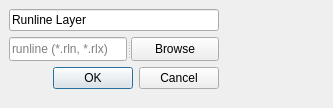
Old version of the form load_runline_dialog_box.ui in the repository danielskaare/isurvey_tools.
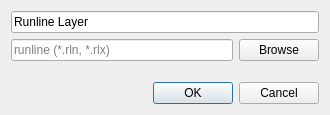
New version of the form. Custom widgets are drawn as their Qt base class.

```diff
--- a/load_runline_dialog_box.ui
+++ b/load_runline_dialog_box.ui
@@ -6,23 +6,19 @@
    <rect>
     <x>0</x>
     <y>0</y>
-    <width>333</width>
-    <height>108</height>
+    <width>330</width>
+    <height>115</height>
    </rect>
   </property>
   <property name="windowTitle">
    <string>Load Runline</string>
   </property>
-  <widget class="QWidget" name="layoutWidget">
-   <property name="geometry">
-    <rect>
-     <x>9</x>
-     <y>9</y>
-     <width>210</width>
-     <height>80</height>
-    </rect>
-   </property>
+  <layout class="QGridLayout" name="gridLayout">
+   <item row="0" column="0">
    <layout class="QVBoxLayout" name="verticalLayout">
+     <property name="sizeConstraint">
+      <enum>QLayout::SetNoConstraint</enum>
+     </property>
     <item>
      <widget class="QgsFilterLineEdit" name="layer_name">
       <property name="text">
@@ -37,10 +33,8 @@
      </widget>
     </item>
     <item>
-     <widget class="QSplitter" name="splitter">
-      <property name="orientation">
-       <enum>Qt::Horizontal</enum>
-      </property>
+      <layout class="QHBoxLayout" name="horizontalLayout">
+       <item>
       <widget class="QgsFilterLineEdit" name="path_rln_rlx">
        <property name="placeholderText">
         <string>runline (*.rln, *.rlx)</string>
@@ -49,12 +43,28 @@
         <string notr="true"/>
        </property>
       </widget>
+       </item>
+       <item>
       <widget class="QPushButton" name="open_folder">
        <property name="text">
         <string>Browse</string>
        </property>
       </widget>
-     </widget>
+       </item>
+      </layout>
+     </item>
+     <item>
+      <spacer name="verticalSpacer">
+       <property name="orientation">
+        <enum>Qt::Vertical</enum>
+       </property>
+       <property name="sizeHint" stdset="0">
+        <size>
+         <width>20</width>
+         <height>18</height>
+        </size>
+       </property>
+      </spacer>
     </item>
     <item>
      <widget class="QDialogButtonBox" name="button_box">
@@ -67,7 +77,8 @@
      </widget>
     </item>
    </layout>
-  </widget>
+   </item>
+  </layout>
  </widget>
  <customwidgets>
   <customwidget>
```
Lines whose indentation alone changed are shown as unchanged.
